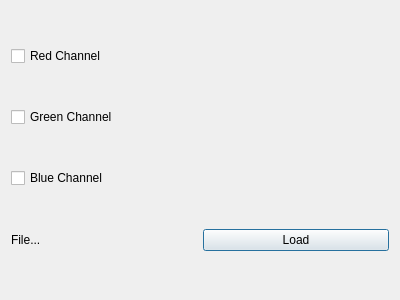
Above: mainwindow.ui from WoT86/Histogramm before the change. Below: the same form after it.
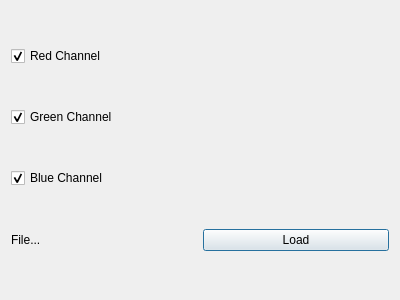
That is the form after the change.

Patch:
```diff
--- a/mainwindow.ui
+++ b/mainwindow.ui
@@ -19,6 +19,9 @@
      <property name="text">
       <string>Red Channel</string>
      </property>
+     <property name="checked">
+      <bool>true</bool>
+     </property>
     </widget>
    </item>
    <item>
@@ -26,6 +29,9 @@
      <property name="text">
       <string>Green Channel</string>
      </property>
+     <property name="checked">
+      <bool>true</bool>
+     </property>
     </widget>
    </item>
    <item>
@@ -33,6 +39,9 @@
      <property name="text">
       <string>Blue Channel</string>
      </property>
+     <property name="checked">
+      <bool>true</bool>
+     </property>
     </widget>
    </item>
    <item>
```
